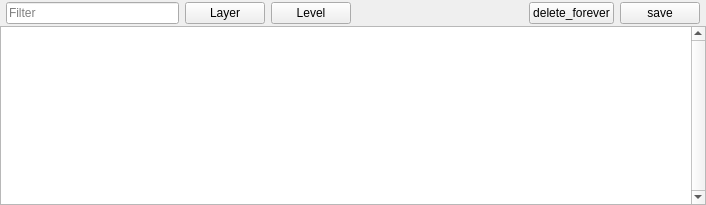
Above: src/loggerView.ui from christophe-calmejane/Hive before the change. Below: the same form after it.
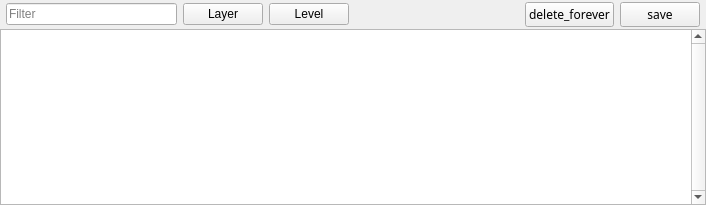
That is the form after the change. Custom widgets are drawn as their Qt base class.

Commit message: Prepared project to handle multiple icons font

Patch:
```diff
--- a/src/loggerView.ui
+++ b/src/loggerView.ui
@@ -90,7 +90,13 @@
       </spacer>
      </item>
      <item>
-      <widget class="qt::toolkit::material::Button" name="clearButton">
+      <widget class="qt::toolkit::FlatIconButton" name="clearButton">
+       <property name="font">
+        <font>
+         <family>Material Icons</family>
+         <stylestrategy>PreferQuality</stylestrategy>
+        </font>
+       </property>
        <property name="toolTip">
         <string>Clear</string>
        </property>
@@ -100,7 +106,13 @@
       </widget>
      </item>
      <item>
-      <widget class="qt::toolkit::material::Button" name="saveButton">
+      <widget class="qt::toolkit::FlatIconButton" name="saveButton">
+       <property name="font">
+        <font>
+         <family>Material Icons</family>
+         <stylestrategy>PreferQuality</stylestrategy>
+        </font>
+       </property>
        <property name="toolTip">
         <string>Save</string>
        </property>
@@ -137,9 +149,9 @@
  </widget>
  <customwidgets>
   <customwidget>
-   <class>qt::toolkit::material::Button</class>
+   <class>qt::toolkit::FlatIconButton</class>
    <extends>QPushButton</extends>
-   <header location="global">toolkit/material/button.hpp</header>
+   <header location="global">toolkit/flatIconButton.hpp</header>
   </customwidget>
  </customwidgets>
  <resources>
```
The commit also changes 8 other files.
